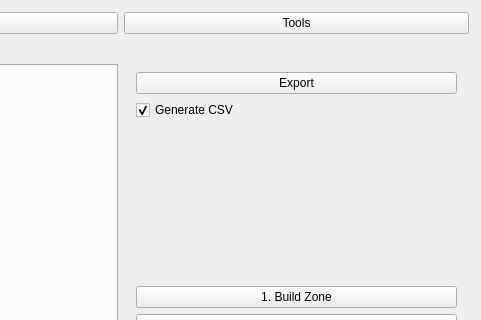
Old version of the form H1ModTools/H1ModTools.ui in the repository Joelrau/H1ModTools; both pictures show x 239 to 720 and y 0 to 320 of the 720 by 800 pixel window.
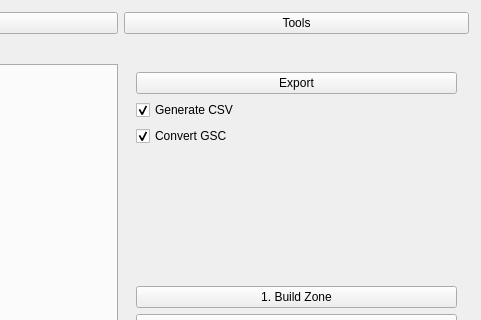
New version of the form. Icons and pictures are not drawn.

```diff
--- a/H1ModTools/H1ModTools.ui
+++ b/H1ModTools/H1ModTools.ui
@@ -102,7 +102,7 @@
      </layout>
     </item>
     <item row="12" column="3">
-     <widget class="QWidget" name="" native="true">
+     <widget class="QWidget" name="widget" native="true">
       <layout class="QVBoxLayout" name="verticalLayout">
        <property name="sizeConstraint">
         <enum>QLayout::SizeConstraint::SetDefaultConstraint</enum>
@@ -142,6 +142,16 @@
            </property>
           </widget>
          </item>
+         <item>
+          <widget class="QCheckBox" name="convertGscCheckBox">
+           <property name="text">
+            <string>Convert GSC</string>
+           </property>
+           <property name="checked">
+            <bool>true</bool>
+           </property>
+          </widget>
+         </item>
         </layout>
        </item>
        <item>
```
